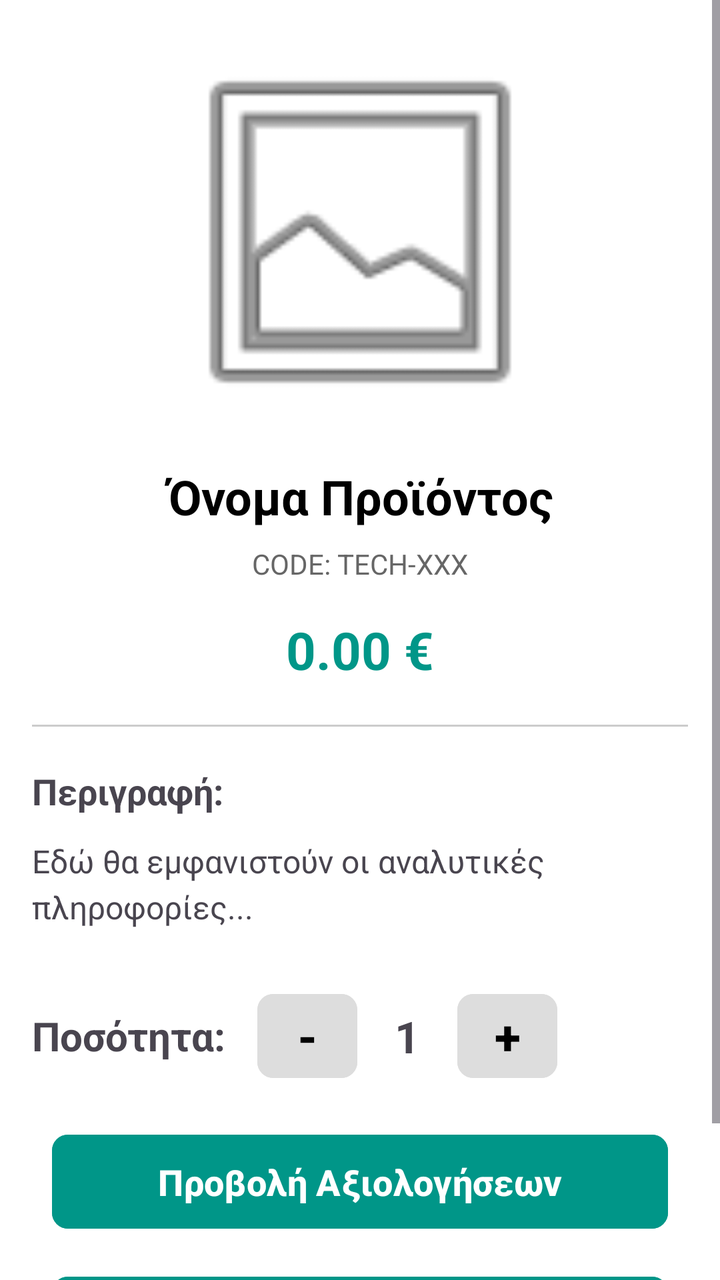
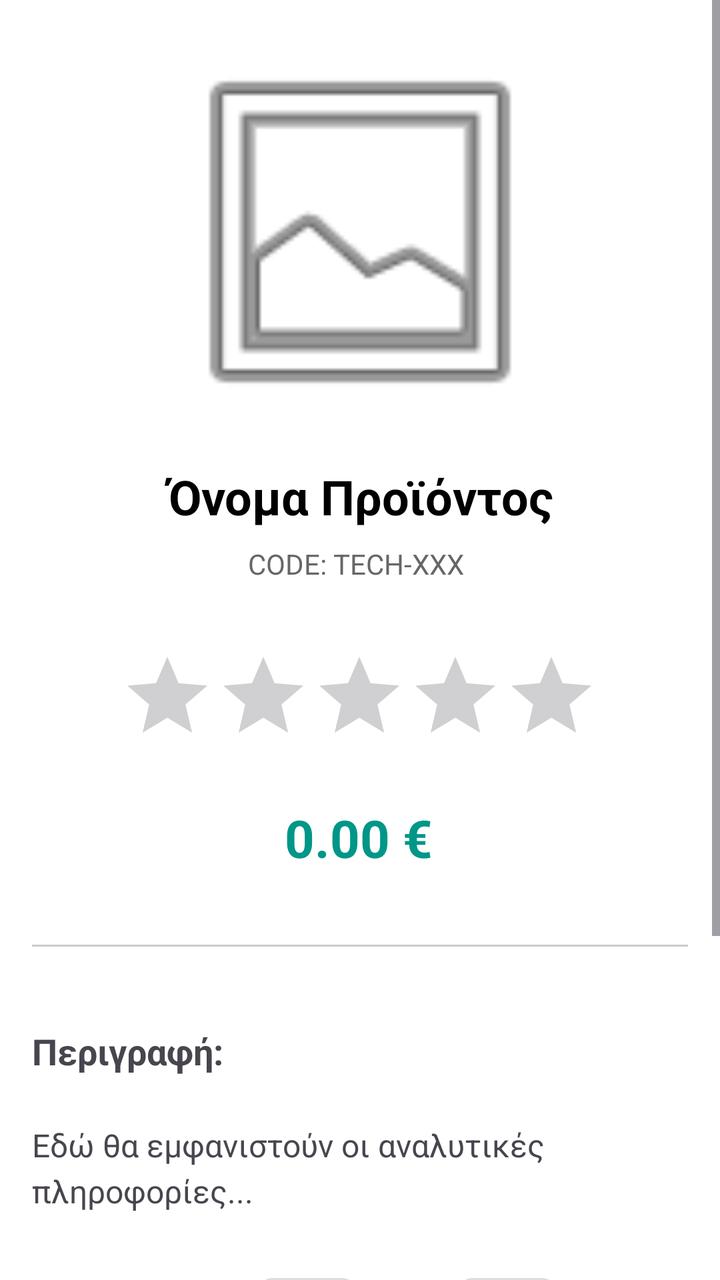

Compare the two renders of this Android layout. The source of the first and the diff that turns it into the second are given below.
<!-- AndroidManifest.xml: application theme Theme.Team21 -->
<!-- res/layout/activity_product_details.xml -->
<?xml version="1.0" encoding="utf-8"?>
<ScrollView xmlns:android="http://schemas.android.com/apk/res/android"
    xmlns:app="http://schemas.android.com/apk/res-auto"
    xmlns:tools="http://schemas.android.com/tools"
    android:id="@+id/main"
    android:layout_width="match_parent"
    android:layout_height="match_parent"
    android:background="#FFFFFF"
    android:fillViewport="true">

    <androidx.constraintlayout.widget.ConstraintLayout
        android:id="@+id/content"
        android:layout_width="match_parent"
        android:layout_height="wrap_content"
        android:padding="16dp">

        <ImageView
            android:id="@+id/imgDetail"
            android:layout_width="0dp"
            android:layout_height="200dp"
            android:scaleType="fitCenter"
            android:src="@android:drawable/ic_menu_gallery"
            app:layout_constraintEnd_toEndOf="parent"
            app:layout_constraintStart_toStartOf="parent"
            app:layout_constraintTop_toTopOf="parent" />

        <TextView
            android:id="@+id/txtProductDetailActivityName"
            android:layout_width="0dp"
            android:layout_height="wrap_content"
            android:layout_marginTop="16dp"
            android:gravity="center"
            android:text="Όνομα Προϊόντος"
            android:textColor="@android:color/black"
            android:textSize="24sp"
            android:textStyle="bold"
            app:layout_constraintEnd_toEndOf="parent"
            app:layout_constraintStart_toStartOf="parent"
            app:layout_constraintTop_toBottomOf="@+id/imgDetail" />

        <TextView
            android:id="@+id/txtProductDetailActivityCode"
            android:layout_width="wrap_content"
            android:layout_height="wrap_content"
            android:layout_marginTop="8dp"
            android:text="CODE: TECH-XXX"
            android:textColor="#666666"
            android:textSize="14sp"
            app:layout_constraintEnd_toEndOf="parent"
            app:layout_constraintStart_toStartOf="parent"
            app:layout_constraintTop_toBottomOf="@+id/txtProductDetailActivityName" />

        <TextView
            android:id="@+id/txtProductDetailActivityPrice"
            android:layout_width="wrap_content"
            android:layout_height="wrap_content"
            android:layout_marginTop="16dp"
            android:text="0.00 €"
            android:textColor="#009688"
            android:textSize="26sp"
            android:textStyle="bold"
            app:layout_constraintEnd_toEndOf="parent"
            app:layout_constraintStart_toStartOf="parent"
            app:layout_constraintTop_toBottomOf="@+id/txtProductDetailActivityCode" />

        <View
            android:id="@+id/divider"
            android:layout_width="0dp"
            android:layout_height="1dp"
            android:layout_marginTop="20dp"
            android:background="#CCCCCC"
            app:layout_constraintEnd_toEndOf="parent"
            app:layout_constraintStart_toStartOf="parent"
            app:layout_constraintTop_toBottomOf="@+id/txtProductDetailActivityPrice" />

        <TextView
            android:id="@+id/txtProductDetailActivityLabelDescription"
            android:layout_width="wrap_content"
            android:layout_height="wrap_content"
            android:layout_marginTop="20dp"
            android:text="Περιγραφή:"
            android:textSize="18sp"
            android:textStyle="bold"
            app:layout_constraintStart_toStartOf="parent"
            app:layout_constraintTop_toBottomOf="@+id/divider" />

        <TextView
            android:id="@+id/txtProductDetailActivityDetailDescription"
            android:layout_width="0dp"
            android:layout_height="wrap_content"
            android:layout_marginTop="12dp"
            android:lineSpacingExtra="4dp"
            android:text="Εδώ θα εμφανιστούν οι αναλυτικές πληροφορίες..."
            android:textSize="16sp"
            app:layout_constraintEnd_toEndOf="parent"
            app:layout_constraintStart_toStartOf="parent"
            app:layout_constraintTop_toBottomOf="@+id/txtProductDetailActivityLabelDescription" />

        <TextView
            android:id="@+id/txtProductDetailActivityLabelQuantity"
            android:layout_width="wrap_content"
            android:layout_height="wrap_content"
            android:layout_marginTop="40dp"
            android:text="Ποσότητα:"
            android:textSize="20sp"
            android:textStyle="bold"
            app:layout_constraintStart_toStartOf="parent"
            app:layout_constraintTop_toBottomOf="@+id/txtProductDetailActivityDetailDescription" />

        <Button
            android:id="@+id/btnProductDetailActivityQuantityMinus"
            android:layout_width="50dp"
            android:layout_height="50dp"
            android:layout_marginStart="16dp"
            android:backgroundTint="#DDDDDD"
            android:padding="0dp"
            android:text="-"
            android:textColor="#000000"
            android:textSize="24sp"
            android:textStyle="bold"
            app:cornerRadius="8dp"
            app:layout_constraintBottom_toBottomOf="@+id/txtProductDetailActivityLabelQuantity"
            app:layout_constraintStart_toEndOf="@+id/txtProductDetailActivityLabelQuantity"
            app:layout_constraintTop_toTopOf="@+id/txtProductDetailActivityLabelQuantity" />

        <TextView
            android:id="@+id/txtProductDetailActivityQuantity"
            android:layout_width="50dp"
            android:layout_height="wrap_content"
            android:gravity="center"
            android:text="1"
            android:textSize="22sp"
            android:textStyle="bold"
            app:layout_constraintBottom_toBottomOf="@+id/btnProductDetailActivityQuantityMinus"
            app:layout_constraintStart_toEndOf="@+id/btnProductDetailActivityQuantityMinus"
            app:layout_constraintTop_toTopOf="@+id/btnProductDetailActivityQuantityMinus" />

        <Button
            android:id="@+id/btnProductDetailActivityQuantityPlus"
            android:layout_width="50dp"
            android:layout_height="50dp"
            android:backgroundTint="#DDDDDD"
            android:padding="0dp"
            android:text="+"
            android:textColor="#000000"
            android:textSize="24sp"
            android:textStyle="bold"
            app:cornerRadius="8dp"
            app:layout_constraintBottom_toBottomOf="@+id/txtProductDetailActivityQuantity"
            app:layout_constraintStart_toEndOf="@+id/txtProductDetailActivityQuantity"
            app:layout_constraintTop_toTopOf="@+id/txtProductDetailActivityQuantity" />

        <Button
            android:id="@+id/btnProductDetailViewReviews"
            android:layout_width="0dp"
            android:layout_height="55dp"
            android:layout_marginStart="10dp"
            android:layout_marginTop="32dp"
            android:layout_marginEnd="10dp"
            android:backgroundTint="#009688"
            android:drawableStart="@android:drawable/btn_star_big_off"
            android:text="Προβολή Αξιολογήσεων"
            android:textColor="#FFFFFF"
            android:textSize="18sp"
            android:textStyle="bold"
            app:cornerRadius="8dp"
            app:layout_constraintEnd_toEndOf="parent"
            app:layout_constraintStart_toStartOf="parent"
            app:layout_constraintTop_toBottomOf="@+id/txtProductDetailActivityLabelQuantity" />

        <Button
            android:id="@+id/btnProductDetailActivityAddCart"
            android:layout_width="0dp"
            android:layout_height="55dp"
            android:layout_marginStart="10dp"
            android:layout_marginEnd="10dp"
            android:layout_marginTop="16dp"
            android:layout_marginBottom="24dp"
            android:backgroundTint="#009688"
            android:text="Προσθήκη στο Καλάθι"
            android:drawableLeft="@drawable/outline_add_shopping_cart_24"
            android:textSize="18sp"
            android:textStyle="bold"
            app:cornerRadius="8dp"
            app:layout_constraintTop_toBottomOf="@+id/btnProductDetailViewReviews"
            app:layout_constraintEnd_toEndOf="parent"
            app:layout_constraintStart_toStartOf="parent"
            app:layout_constraintBottom_toBottomOf="parent" />

        <FrameLayout
            android:id="@+id/fragment_container_reviews"
            android:layout_width="match_parent"
            android:layout_height="match_parent"
            android:clickable="true"
            android:focusable="true"
            android:elevation="20dp"
            android:visibility="gone" />

    </androidx.constraintlayout.widget.ConstraintLayout>
</ScrollView>
<!-- resources referenced by this layout -->
<resources>
  <!-- drawable outline_add_shopping_cart_24 (drawable) -->
  <vector xmlns:android="http://schemas.android.com/apk/res/android" android:height="24dp" android:tint="#FFFFFF" android:viewportHeight="960" android:viewportWidth="960" android:width="24dp">
        
      <path android:fillColor="@android:color/white" android:pathData="M440,360L440,240L320,240L320,160L440,160L440,40L520,40L520,160L640,160L640,240L520,240L520,360L440,360ZM280,880Q247,880 223.5,856.5Q200,833 200,800Q200,767 223.5,743.5Q247,720 280,720Q313,720 336.5,743.5Q360,767 360,800Q360,833 336.5,856.5Q313,880 280,880ZM680,880Q647,880 623.5,856.5Q600,833 600,800Q600,767 623.5,743.5Q647,720 680,720Q713,720 736.5,743.5Q760,767 760,800Q760,833 736.5,856.5Q713,880 680,880ZM40,160L40,80L171,80L341,440L621,440Q621,440 621,440Q621,440 621,440L777,160L868,160L692,478Q681,498 662.5,509Q644,520 622,520L324,520L280,600Q280,600 280,600Q280,600 280,600L760,600L760,680L280,680Q235,680 211.5,641Q188,602 210,562L264,464L120,160L40,160Z"/>
      
  </vector>
  <style name="Theme.Team21" parent="Base.Theme.Team21" />
  <style name="Base.Theme.Team21" parent="Theme.Material3.DayNight.NoActionBar">
  
          
          <item name="android:windowBackground">@color/bg_light</item>
          <item name="colorSurface">@color/card_light</item>
          <item name="colorSurfaceVariant">@color/input_bg_light</item>
  
          
          <item name="colorOnSurface">@color/text_dark</item>
          <item name="colorOnSurfaceVariant">@color/text_muted_light</item>
  
          <item name="colorOnPrimary">@color/white</item>
  
          
          <item name="colorPrimary">@color/eshop_primary</item>
          <item name="colorSecondary">@color/eshop_accent</item>
  
          <item name="colorError">@color/error_red_light</item>
  
          
          <item name="android:statusBarColor">@color/bg_light</item>
          <item name="android:windowLightStatusBar">true</item>
  
          
          <item name="colorFilterActive">@color/filter_active_light</item>
          <item name="colorFilterUnselected">@color/filter_bg_unselected_light</item>
  
          
          <item name="colorMenuButton">@color/teal_menu_light</item>
      </style>
  <color name="bg_light">#F5F5F5</color>
  <color name="card_light">#FFFFFF</color>
  <color name="input_bg_light">#EBEBEB</color>
  <color name="text_dark">#212121</color>
  <color name="text_muted_light">#757575</color>
  <color name="white">#FFFFFFFF</color>
  <color name="eshop_primary">#2962FF</color>
  <color name="eshop_accent">#FF6D00</color>
  <color name="error_red_light">#D32F2F</color>
  <color name="filter_active_light">#2962FF</color>
  <color name="filter_bg_unselected_light">#E0E0E0</color>
  <color name="teal_menu_light">#009688</color>
</resources>

<!-- the commit's change to res/layout/activity_product_details.xml (unified diff, before → after) -->
@@ -40,8 +40,8 @@
 
         <TextView
             android:id="@+id/txtProductDetailActivityCode"
-            android:layout_width="wrap_content"
-            android:layout_height="wrap_content"
+            android:layout_width="112dp"
+            android:layout_height="20dp"
             android:layout_marginTop="8dp"
             android:text="CODE: TECH-XXX"
             android:textColor="#666666"
@@ -50,26 +50,43 @@
             app:layout_constraintStart_toStartOf="parent"
             app:layout_constraintTop_toBottomOf="@+id/txtProductDetailActivityName" />
 
+
+        <RatingBar
+            android:id="@+id/ratingBarProductDetail"
+            android:layout_width="wrap_content"
+            android:layout_height="wrap_content"
+            android:layout_marginTop="32dp"
+            android:isIndicator="true"
+            android:numStars="5"
+            android:progressTint="#FFC107"
+            android:stepSize="0.1"
+            app:layout_constraintEnd_toEndOf="parent"
+            app:layout_constraintHorizontal_bias="0.496"
+            app:layout_constraintStart_toStartOf="parent"
+            app:layout_constraintTop_toBottomOf="@+id/txtProductDetailActivityCode" />
+
         <TextView
             android:id="@+id/txtProductDetailActivityPrice"
             android:layout_width="wrap_content"
             android:layout_height="wrap_content"
-            android:layout_marginTop="16dp"
+            android:layout_marginTop="20dp"
             android:text="0.00 €"
             android:textColor="#009688"
             android:textSize="26sp"
             android:textStyle="bold"
             app:layout_constraintEnd_toEndOf="parent"
-            app:layout_constraintStart_toStartOf="parent"
-            app:layout_constraintTop_toBottomOf="@+id/txtProductDetailActivityCode" />
+            app:layout_constraintHorizontal_bias="0.498"
+            app:layout_constraintStart_toStartOf="parent"
+            app:layout_constraintTop_toBottomOf="@+id/ratingBarProductDetail" />
 
         <View
             android:id="@+id/divider"
             android:layout_width="0dp"
             android:layout_height="1dp"
-            android:layout_marginTop="20dp"
+            android:layout_marginTop="36dp"
             android:background="#CCCCCC"
             app:layout_constraintEnd_toEndOf="parent"
+            app:layout_constraintHorizontal_bias="0.0"
             app:layout_constraintStart_toStartOf="parent"
             app:layout_constraintTop_toBottomOf="@+id/txtProductDetailActivityPrice" />
 
@@ -77,7 +94,7 @@
             android:id="@+id/txtProductDetailActivityLabelDescription"
             android:layout_width="wrap_content"
             android:layout_height="wrap_content"
-            android:layout_marginTop="20dp"
+            android:layout_marginTop="40dp"
             android:text="Περιγραφή:"
             android:textSize="18sp"
             android:textStyle="bold"
@@ -88,11 +105,12 @@
             android:id="@+id/txtProductDetailActivityDetailDescription"
             android:layout_width="0dp"
             android:layout_height="wrap_content"
-            android:layout_marginTop="12dp"
+            android:layout_marginTop="24dp"
             android:lineSpacingExtra="4dp"
             android:text="Εδώ θα εμφανιστούν οι αναλυτικές πληροφορίες..."
             android:textSize="16sp"
             app:layout_constraintEnd_toEndOf="parent"
+            app:layout_constraintHorizontal_bias="0.0"
             app:layout_constraintStart_toStartOf="parent"
             app:layout_constraintTop_toBottomOf="@+id/txtProductDetailActivityLabelDescription" />
 
@@ -155,7 +173,7 @@
             android:layout_width="0dp"
             android:layout_height="55dp"
             android:layout_marginStart="10dp"
-            android:layout_marginTop="32dp"
+            android:layout_marginTop="36dp"
             android:layout_marginEnd="10dp"
             android:backgroundTint="#009688"
             android:drawableStart="@android:drawable/btn_star_big_off"
@@ -165,6 +183,7 @@
             android:textStyle="bold"
             app:cornerRadius="8dp"
             app:layout_constraintEnd_toEndOf="parent"
+            app:layout_constraintHorizontal_bias="0.0"
             app:layout_constraintStart_toStartOf="parent"
             app:layout_constraintTop_toBottomOf="@+id/txtProductDetailActivityLabelQuantity" />
 
@@ -173,28 +192,35 @@
             android:layout_width="0dp"
             android:layout_height="55dp"
             android:layout_marginStart="10dp"
+            android:layout_marginTop="16dp"
             android:layout_marginEnd="10dp"
-            android:layout_marginTop="16dp"
             android:layout_marginBottom="24dp"
             android:backgroundTint="#009688"
+            android:drawableLeft="@drawable/outline_add_shopping_cart_24"
             android:text="Προσθήκη στο Καλάθι"
-            android:drawableLeft="@drawable/outline_add_shopping_cart_24"
             android:textSize="18sp"
             android:textStyle="bold"
             app:cornerRadius="8dp"
+            app:layout_constraintBottom_toBottomOf="parent"
+            app:layout_constraintEnd_toEndOf="parent"
+            app:layout_constraintHorizontal_bias="1.0"
+            app:layout_constraintStart_toStartOf="parent"
             app:layout_constraintTop_toBottomOf="@+id/btnProductDetailViewReviews"
-            app:layout_constraintEnd_toEndOf="parent"
-            app:layout_constraintStart_toStartOf="parent"
-            app:layout_constraintBottom_toBottomOf="parent" />
+            app:layout_constraintVertical_bias="1.0" />
 
         <FrameLayout
             android:id="@+id/fragment_container_reviews"
-            android:layout_width="match_parent"
-            android:layout_height="match_parent"
+            android:layout_width="0dp"
+            android:layout_height="0dp"
+            android:background="#FFFFFF"
             android:clickable="true"
+            android:elevation="20dp"
             android:focusable="true"
-            android:elevation="20dp"
-            android:visibility="gone" />
+            android:visibility="invisible"
+            app:layout_constraintBottom_toBottomOf="parent"
+            app:layout_constraintEnd_toEndOf="parent"
+            app:layout_constraintStart_toStartOf="parent"
+            app:layout_constraintTop_toTopOf="parent" />
 
     </androidx.constraintlayout.widget.ConstraintLayout>
 </ScrollView>
